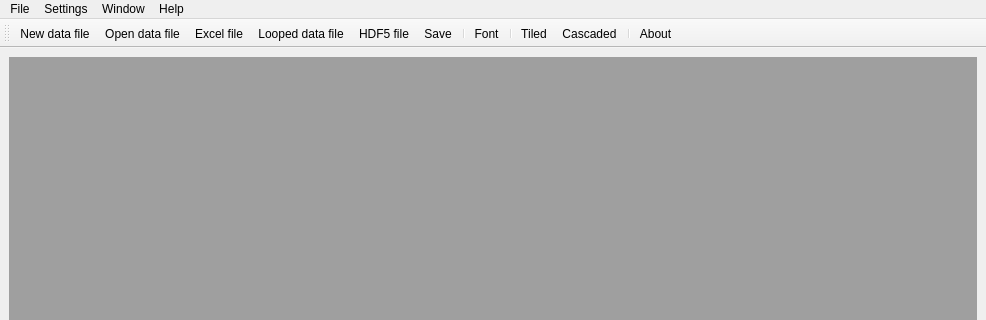
Before: the Qt Designer form UI/MyForm3.ui in sergiipanasenko/DataPlot, drawn with Qt 5; both pictures show x 0 to 986 and y 0 to 320 of the 986 by 654 pixel window.
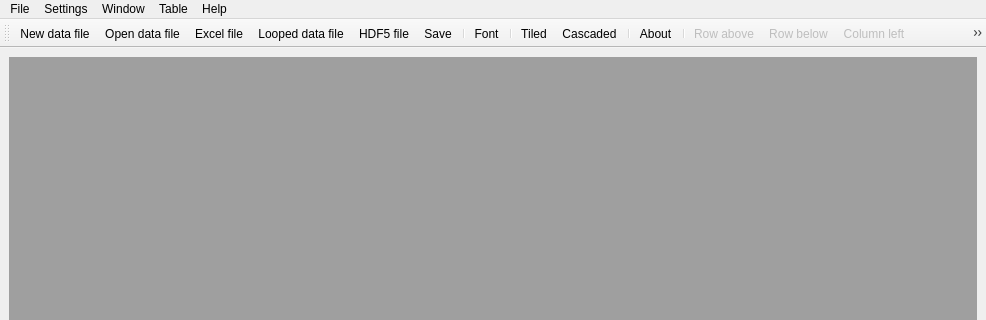
After: the same form once the commit is applied. Icons and pictures are not drawn.

Commit message: Creating Table menu. Updating New File Menu. Some Refactoring.

Patch:
```diff
--- a/UI/MyForm3.ui
+++ b/UI/MyForm3.ui
@@ -1279,6 +1279,9 @@
    </property>
   </widget>
   <widget class="QToolBar" name="toolBar">
+   <property name="enabled">
+    <bool>true</bool>
+   </property>
    <property name="windowTitle">
     <string>toolBar</string>
    </property>
@@ -1307,6 +1310,13 @@
    <addaction name="actionCascaded"/>
    <addaction name="separator"/>
    <addaction name="actionAbout"/>
+   <addaction name="separator"/>
+   <addaction name="actionRow_above"/>
+   <addaction name="actionRow_below"/>
+   <addaction name="actionColumn_left"/>
+   <addaction name="actionColumn_right"/>
+   <addaction name="actionRow"/>
+   <addaction name="actionColumn"/>
   </widget>
   <widget class="QMenuBar" name="menubar">
    <property name="geometry">
@@ -1384,9 +1394,50 @@
     <addaction name="actionCascaded"/>
     <addaction name="separator"/>
    </widget>
+   <widget class="QMenu" name="menuTable">
+    <property name="enabled">
+     <bool>true</bool>
+    </property>
+    <property name="title">
+     <string>Table</string>
+    </property>
+    <widget class="QMenu" name="menuAdd">
+     <property name="enabled">
+      <bool>false</bool>
+     </property>
+     <property name="title">
+      <string>Add</string>
+     </property>
+     <property name="icon">
+      <iconset>
+       <normaloff>New_Icons/add-2.png</normaloff>New_Icons/add-2.png</iconset>
+     </property>
+     <addaction name="actionRow_above"/>
+     <addaction name="actionRow_below"/>
+     <addaction name="actionColumn_left"/>
+     <addaction name="actionColumn_right"/>
+    </widget>
+    <widget class="QMenu" name="menuRemove">
+     <property name="enabled">
+      <bool>false</bool>
+     </property>
+     <property name="title">
+      <string>Remove</string>
+     </property>
+     <property name="icon">
+      <iconset>
+       <normaloff>New_Icons/delete.png</normaloff>New_Icons/delete.png</iconset>
+     </property>
+     <addaction name="actionRow"/>
+     <addaction name="actionColumn"/>
+    </widget>
+    <addaction name="menuAdd"/>
+    <addaction name="menuRemove"/>
+   </widget>
    <addaction name="menuFile"/>
    <addaction name="menuSettings"/>
    <addaction name="menuWindow"/>
+   <addaction name="menuTable"/>
    <addaction name="menuHelp"/>
   </widget>
   <action name="actionOpen">
@@ -1584,6 +1635,78 @@
     <string>Ctrl+N</string>
    </property>
   </action>
+  <action name="actionRow_above">
+   <property name="enabled">
+    <bool>false</bool>
+   </property>
+   <property name="icon">
+    <iconset>
+     <normaloff>New_Icons/insert_row_above.png</normaloff>New_Icons/insert_row_above.png</iconset>
+   </property>
+   <property name="text">
+    <string>Row above</string>
+   </property>
+  </action>
+  <action name="actionRow_below">
+   <property name="enabled">
+    <bool>false</bool>
+   </property>
+   <property name="icon">
+    <iconset>
+     <normaloff>New_Icons/insert_row_below.png</normaloff>New_Icons/insert_row_below.png</iconset>
+   </property>
+   <property name="text">
+    <string>Row below</string>
+   </property>
+  </action>
+  <action name="actionColumn_left">
+   <property name="enabled">
+    <bool>false</bool>
+   </property>
+   <property name="icon">
+    <iconset>
+     <normaloff>New_Icons/insert_column_left.png</normaloff>New_Icons/insert_column_left.png</iconset>
+   </property>
+   <property name="text">
+    <string>Column left</string>
+   </property>
+  </action>
+  <action name="actionColumn_right">
+   <property name="enabled">
+    <bool>false</bool>
+   </property>
+   <property name="icon">
+    <iconset>
+     <normaloff>New_Icons/insert_column_right.png</normaloff>New_Icons/insert_column_right.png</iconset>
+   </property>
+   <property name="text">
+    <string>Column right</string>
+   </property>
+  </action>
+  <action name="actionRow">
+   <property name="enabled">
+    <bool>false</bool>
+   </property>
+   <property name="icon">
+    <iconset>
+     <normaloff>New_Icons/delete_row.png</normaloff>New_Icons/delete_row.png</iconset>
+   </property>
+   <property name="text">
+    <string>Row</string>
+   </property>
+  </action>
+  <action name="actionColumn">
+   <property name="enabled">
+    <bool>false</bool>
+   </property>
+   <property name="icon">
+    <iconset>
+     <normaloff>New_Icons/delete_column.png</normaloff>New_Icons/delete_column.png</iconset>
+   </property>
+   <property name="text">
+    <string>Column</string>
+   </property>
+  </action>
  </widget>
  <resources/>
  <connections/>
```
Left out of the diff: 10 changed lines with no effect on the pictures. The commit also changes 1 other file.
